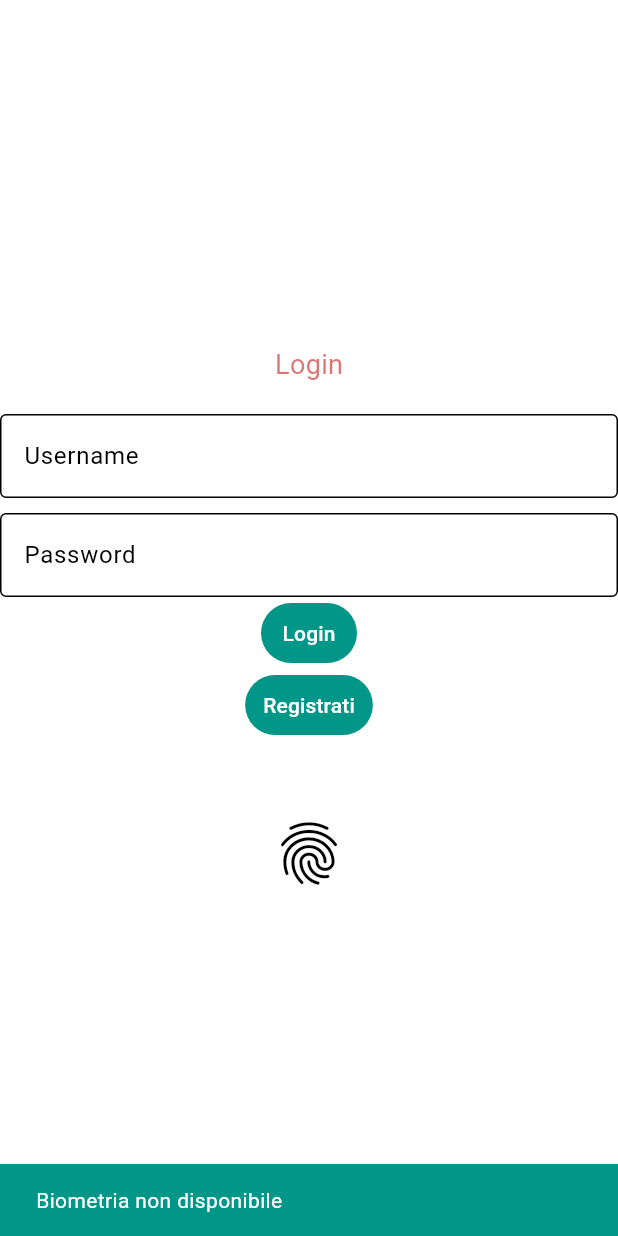
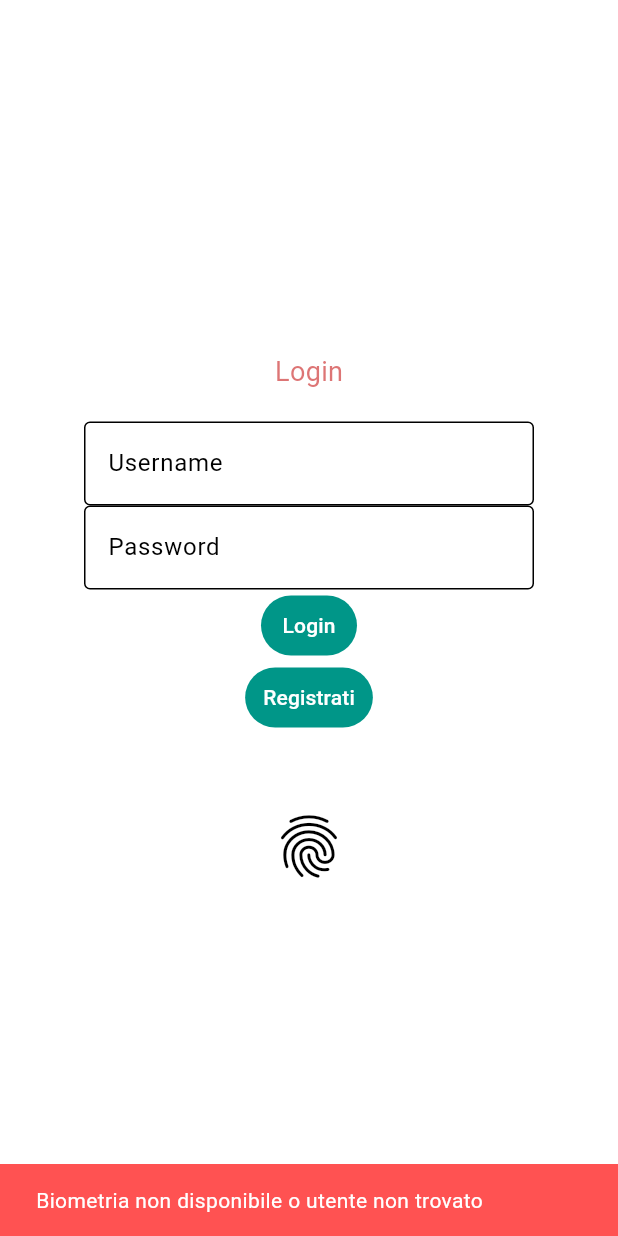
Before and after one commit to Sfabi28/Swifty_Protein, a Flutter app: the screen it shows after launch, after a tap on the "fingerprint" icon, on a phone screen of 412 x 824 dp. Run offline on Flutter 3.47's test engine with Material 3 defaults, Android fonts, the phone set to English and light mode, and no system bars; our stand-ins replace flutter_dotenv, local_auth, rxdart, shared_preferences, sqflite; missing offline and left inert: local_auth_android, local_auth_darwin; accounts and stored records are empty.

Commit message:
rimosse snackbar multiple

```diff
--- a/lib/screens/login_screen.dart
+++ b/lib/screens/login_screen.dart
@@ -6,6 +6,8 @@ import 'package:shared_preferences/shared_preferences.dart';
 import 'package:swifty_protein/models/user_model.dart';
 import '../services/db_helper.dart';
 import '../services/app_state.dart';
+import 'package:rxdart/rxdart.dart';
+import 'dart:async';
 
 class LoginScreen extends StatefulWidget { // necessario per gestire input utente e biometria
   const LoginScreen({super.key});
@@ -17,40 +19,69 @@ class LoginScreen extends StatefulWidget { // necessario per gestire input utent
 class _LoginScreenState extends State<LoginScreen> {
 
   final DatabaseHelper _dbhelper = DatabaseHelper.instance; //prendo l'istanza del db, per ora non serve a nel futuro servira'
-  final prefs =  SharedPreferences.getInstance();
+  final _prefs =  SharedPreferences.getInstance();
 
   final LocalAuthentication auth = LocalAuthentication();
+  final _authSubject = PublishSubject<void>();
+  late StreamSubscription<void> _authSubscription;
 
-  Future<void> _authenticate() async { //funzione per autenticazione con impronta digitale
+  bool _isSnackbarActive = false; // Semaforo per la SnackBar
+
+  @override
+  void dispose() {
+    _authSubscription.cancel(); // FONDAMENTALE: Cancella la subscription
+    _authSubject.close();
+    _nameController.dispose();
+    _passwordController.dispose();
+    super.dispose();
+  }
+
+ void _showMessage(String message, {bool isError = false}) {
+  if (!mounted) return;
+
+  if (_isSnackbarActive) return;
+
+  _isSnackbarActive = true;
+
+  var controller = ScaffoldMessenger.of(context).showSnackBar(
+    SnackBar(
+      content: Text(message, style: const TextStyle(color: Colors.white)),
+      backgroundColor: isError ? Colors.redAccent : Colors.teal,
+      duration: const Duration(seconds: 2),
+    ),
+  );
+
+  controller.closed.then((_) {
+    if (mounted) {
+      _isSnackbarActive = false;
+    }
+  });
+}
+
+  Future<void> _authenticate() async {
     bool authenticated = false;
 
     try {
       AppState.ignoreNextResume = true;
       final bool canCheck = await auth.canCheckBiometrics;
-      final bool isDeviceSupported = await auth.isDeviceSupported(); //controllo se posso utilizzare la biometri sul dispositivo
-      var idToLog = await prefs.then((prefs) => prefs.getString('loggedInUser')); //prendo l'username dell'utente loggato dalle preferenze condivise
-      debugPrint('canCheck: $canCheck, isDeviceSupported: $isDeviceSupported, idToLog: $idToLog'); //debug per vedere se posso usare la biometria e quale utente è loggato
-      if (!canCheck && !isDeviceSupported || idToLog == null) { //se non posso usarla per qualche motivo allora lo dico in una snackbar (toast)
+      final bool isDeviceSupported = await auth.isDeviceSupported();
+
+      final prefs = await _prefs; // Await pulito
+      var idToLog = prefs.getString('loggedInUser');
+
+      if (!canCheck || !isDeviceSupported || idToLog == null) {
         AppState.ignoreNextResume = false;
-        if (!mounted) return;
-        ScaffoldMessenger.of(context).showSnackBar(
-          SnackBar(
-            content: Text('Biometria non disponibile',
-              style: TextStyle(color: Colors.white),
-            ),
-            backgroundColor: Colors.teal,  //colore debug
-          ),
-        );
-        return;
+        _showMessage('Biometria non disponibile o utente non trovato', isError: true);
+        return; // Il Future finisce qui, exhaustMap si sblocca
       }
 
-      authenticated = await auth.authenticate( // funzione che autentica l'impronta
+      authenticated = await auth.authenticate(
         localizedReason: 'Autenticati per accedere',
         options: const AuthenticationOptions(
           stickyAuth: true,
           biometricOnly: true,
         ),
-        authMessages: const <AuthMessages>[ //pop-up di autentificazione
+        authMessages: const <AuthMessages>[
           AndroidAuthMessages(
             signInTitle: 'Accesso Biometrico',
             cancelButton: 'Annulla',
@@ -61,22 +92,18 @@ class _LoginScreenState extends State<LoginScreen> {
         ],
       );
     } catch (e) {
-      debugPrint("Errore biometria: $e"); //se fallisce allora snackbar
-      if (mounted) {
-        ScaffoldMessenger.of(context).showSnackBar(
-          SnackBar(content: Text('Errore: $e')),
-        );
-      }
+      debugPrint("Errore biometria: $e");
+      _showMessage('Errore: $e', isError: true);
       AppState.ignoreNextResume = false;
       return;
     }
 
-    if (authenticated && mounted) { //se autenticazione funziona allora passo alla home, probabilmente da cambiare per dire a quale user accedere
+    if (authenticated && mounted) {
       Navigator.of(context).pushReplacementNamed('/home').then((_) {
-      AppState.ignoreNextResume = false; // reimposta la flag dopo che la pagina è cambiata
+        AppState.ignoreNextResume = false;
       });
     } else {
-      AppState.ignoreNextResume = false; // reimposta la flag se non autenticato
+      AppState.ignoreNextResume = false;
     }
   }
 
@@ -87,6 +114,19 @@ class _LoginScreenState extends State<LoginScreen> {
   @override
   void initState() { //quando la finestra viene creata per la prima volta
     super.initState();
+
+    _authSubscription = _authSubject
+      .exhaustMap((_) => Stream.fromFuture(_authenticate()))
+      .listen(
+        (_) {},
+        onError: (e) {
+          debugPrint("Errore durante l'autenticazione: $e");
+        }
+      );
+  }
+
+  void _onAuthenticatePressed() {
+    _authSubject.add(null); //quando premo il bottone per autenticazione aggiungo un evento al subject
   }
 
   Future <void> _login() async { //funzione per login con username e password
@@ -94,113 +134,83 @@ class _LoginScreenState extends State<LoginScreen> {
     final password = _passwordController.text;
 
     if (username.isEmpty || password.isEmpty) {
-      ScaffoldMessenger.of(context).showSnackBar(
-        const SnackBar(content: Text('Inserisci username e password', style: TextStyle(color: Colors.white)), backgroundColor: Colors.redAccent),
-      );
+      _showMessage('Inserisci username e password', isError: true);
       return;
     }
     _dbhelper.findUser(username, password).then((user) {
       if (user != null) {
-        prefs.then((prefs) {
+        _prefs.then((prefs) {
           prefs.setString('loggedInUser', user.id.toString()); //salvo l'username dell'utente loggato nelle preferenze condivise
         });
+        if (!mounted) {return;}
         Navigator.of(context).pushReplacementNamed('/home');
       } else {
-        ScaffoldMessenger.of(context).showSnackBar(
-          const SnackBar(content: Text('Credenziali non valide', style: TextStyle(color: Colors.white)), backgroundColor: Colors.redAccent),
-        );
+        if (!mounted) {return;}
+        _showMessage( 'Credenziali non valide', isError: true);
       }
     });
   }
 
-  Future<void> _sigin() async {
+  Future<void> _signIn() async {
     final username = _nameController.text;
     final password = _passwordController.text;
     if (username.isEmpty || password.isEmpty) {
-      ScaffoldMessenger.of(context).showSnackBar(
-        const SnackBar(content: Text('Inserisci username e password', style: TextStyle(color: Colors.white)), backgroundColor: Colors.redAccent),
-      );
+      _showMessage('Inserisci username e password', isError: true);
       return;
     }
     final user = User(username: username, password: password);
       try{
         _dbhelper.registerUser(user).then((id) {
-        prefs.then((prefs) {
+        _prefs.then((prefs) {
           prefs.setString('loggedInUser', id.toString()); //salvo l'username dell'utente loggato nelle preferenze condivise
         });
+        if (!mounted) {return;}
         Navigator.of(context).pushReplacementNamed('/home');
       });
       }catch(e){
-        ScaffoldMessenger.of(context).showSnackBar(
-          const SnackBar(content: Text('Username già esistente', style: TextStyle(color: Colors.white)), backgroundColor: Colors.redAccent),
-        );
+        if (!mounted) {return;}
+        _showMessage('Errore durante la registrazione', isError: true);
       }
   }
 
-  @override
+@override
   Widget build(BuildContext context) {
     return Scaffold(
-      backgroundColor: Colors.transparent,
+      backgroundColor: Colors.transparent, // Assicurati di avere un contenitore colorato sotto o sembrerà nero
       body: Center(
         child: SingleChildScrollView(
           child: Column(
             mainAxisSize: MainAxisSize.min,
             children: [
-
-              const SizedBox(height: 20),
-
-              Text(
-                "Login",
-                style: TextStyle(
-                  fontSize: 18,
-                  color: const Color.fromARGB(179, 207, 58, 58),
-                ),
+               const SizedBox(height: 20),
+               const Text("Login", style: TextStyle(fontSize: 18, color: Color.fromARGB(179, 207, 58, 58))),
+               const SizedBox(height: 20),
+               SizedBox(
+                width: 300,
+                child: Column(
+                  children: [
+                    TextField(controller: _nameController, decoration: const InputDecoration(hintText: "Username", border: OutlineInputBorder())),
+                    TextField(controller: _passwordController, decoration: const InputDecoration(hintText: "Password", border: OutlineInputBorder())),
+                  ]
+                )
               ),
-
-              const SizedBox(height: 20),
-
-              TextField(
-                controller: _nameController,
-                decoration: const InputDecoration(
-                  hintText: "Username",
-                  border: OutlineInputBorder(),
-                ),
+              TextButton(
+                onPressed: _login, // Nota: non serve la lambda () => _login()
+                style: TextButton.styleFrom(backgroundColor: Colors.teal),
+                child: const Text("Login", style: TextStyle(color: Colors.white)),
               ),
-
-              const SizedBox(height: 10),
-
-              TextField(
-                controller: _passwordController,
-                decoration: const InputDecoration(
-                  hintText: "Password",
-                  border: OutlineInputBorder(),
-                ),
+              TextButton(
+                onPressed: _signIn,
+                style: TextButton.styleFrom(backgroundColor: Colors.teal),
+               child: const Text("Registrati", style: TextStyle(color: Colors.white))
               ),
-
-              TextButton(
-                onPressed: () => _login(),
-                style: TextButton.styleFrom(
-                  backgroundColor: Colors.teal,
-                ),
-                child: const Text("Login",
-                style: TextStyle(color: Colors.white)),
-              ),
-
-              TextButton(onPressed: _sigin,
-                style: TextButton.styleFrom(
-                  backgroundColor: Colors.teal,
-                ),
-               child: const Text(
-                "Registrati", style: TextStyle(color: Colors.white)
-               )
-              ),
-
               const SizedBox(height: 30),
 
+              // Tasto Biometria collegato al Subject
               IconButton(
                 icon: const Icon(Icons.fingerprint, size: 50),
                 padding: const EdgeInsets.all(20),
-                onPressed: _authenticate,
+                onPressed: _onAuthenticatePressed, // Triggera l'evento
                 tooltip: 'Accedi con Impronta',
               ),
             ],
@@ -208,6 +218,5 @@ class _LoginScreenState extends State<LoginScreen> {
         ),
       ),
     );
-
   }
 }
--- a/pubspec.yaml
+++ b/pubspec.yaml
@@ -41,6 +41,7 @@ dependencies:
   local_auth_darwin: ^1.4.1
   local_auth_android: ^1.0.12
   shared_preferences: ^2.2.2
+  rxdart: ^0.27.0
 
 dev_dependencies:
   flutter_test:
```
Also changed, not shown: pubspec.lock.
